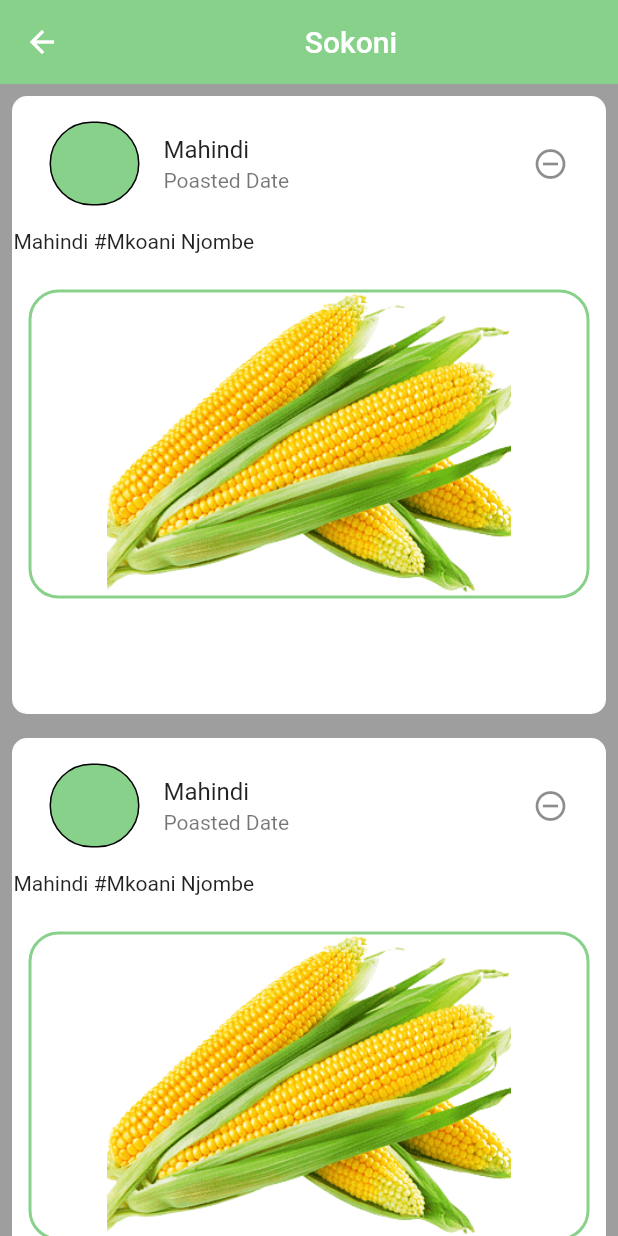
After one commit to zuberypima/farmersoko, a Flutter app: the screen it shows after launch, scrolled down 292 dp, after a tap on "Sokoni", on a phone screen of 412 x 824 dp. The commit adds this screen. Run offline on Flutter 3.47's test engine with Material 2 defaults, Android fonts, the phone set to English and light mode, and no system bars.

Commit message:
update home screen

```diff
--- a/lib/screens/homepage.dart
+++ b/lib/screens/homepage.dart
@@ -1,5 +1,6 @@
 // ignore_for_file: prefer_const_constructors
 
+import 'package:farmsoko/screens/marketpage.dart';
 import 'package:farmsoko/utilities/constantscolors.dart';
 import 'package:farmsoko/widgets/homegridIcon.dart';
 import 'package:farmsoko/widgets/navdrawer.dart';
@@ -77,9 +78,14 @@ class _HomePageState extends State<HomePage> {
                 mainAxisSpacing: 2,
                 crossAxisCount: 2,
                 children: <Widget>[
-                  GridIconOne(
-                    iconData: Icons.shopping_cart,
-                    iconLable: 'Sokoni',
+                  InkWell(
+                    onTap: () {
+                      Navigator.of(context).push(MaterialPageRoute(builder: (context)=>MarketPage()));
+                    },
+                    child: GridIconOne(
+                      iconData: Icons.shopping_cart,
+                      iconLable: 'Sokoni',
+                    ),
                   ),
                   GridIconOne(
                     iconData: Icons.info_outline_rounded,
--- /dev/null
+++ b/lib/screens/marketpage.dart
@@ -0,0 +1,75 @@
+import 'package:farmsoko/utilities/constantscolors.dart';
+import 'package:flutter/material.dart';
+
+class MarketPage extends StatefulWidget {
+  const MarketPage({super.key});
+
+  @override
+  State<MarketPage> createState() => _MarketPageState();
+}
+
+class _MarketPageState extends State<MarketPage> {
+  @override
+  Widget build(BuildContext context) {
+    return Scaffold(
+      backgroundColor: Colors.grey[500],
+      appBar: AppBar(
+        backgroundColor: ConstantsColors().mainColor(),
+        elevation: 0,
+        title: Center(child: Text('Sokoni')),
+      ),
+      body: ListView.builder(
+        itemCount: 10,
+        itemBuilder: (BuildContext context, int index) {
+          return Padding(
+            padding: const EdgeInsets.all(8.0),
+            child: Container(
+              height: MediaQuery.of(context).size.height / 2,
+              decoration: BoxDecoration(
+                  color: Colors.white,
+                  border: Border.all(color: Colors.white),
+                  borderRadius: BorderRadius.circular(10)),
+              child: Column(
+                crossAxisAlignment: CrossAxisAlignment.start,
+                children: [
+                  Padding(
+                    padding: const EdgeInsets.all(8.0),
+                    child: Container(
+                      child: ListTile(
+                        leading: Container(
+                          height: 70,
+                          width: 60,
+                          decoration: BoxDecoration(
+                            color: ConstantsColors().mainColor(),
+                            border: Border.all(),borderRadius: BorderRadius.circular(300)),),
+                        title: Text('Mahindi'),
+                        subtitle: Text('Poasted Date'),
+                        trailing: Icon(Icons.remove_circle_outline),
+                      ),
+                    ),
+                  ),
+                  Container(
+                    height: 40,
+                    color: Colors.white,
+                    child: Text('Mahindi #Mkoani Njombe'),
+                  ),
+                 Padding(
+                   padding: const EdgeInsets.only(left: 10,right: 10),
+                   child: Container(
+                    height:MediaQuery.of(context).size.width/2,
+                    width: MediaQuery.of(context).size.width,
+                    decoration: BoxDecoration(border: Border.all(width: 2,color: ConstantsColors().mainColor()),borderRadius: BorderRadius.circular(20)),
+
+
+                    child: Image.asset('assets/maize.png'),),
+                 )
+
+                ],
+              ),
+            ),
+          );
+        },
+      ),
+    );
+  }
+}
```
